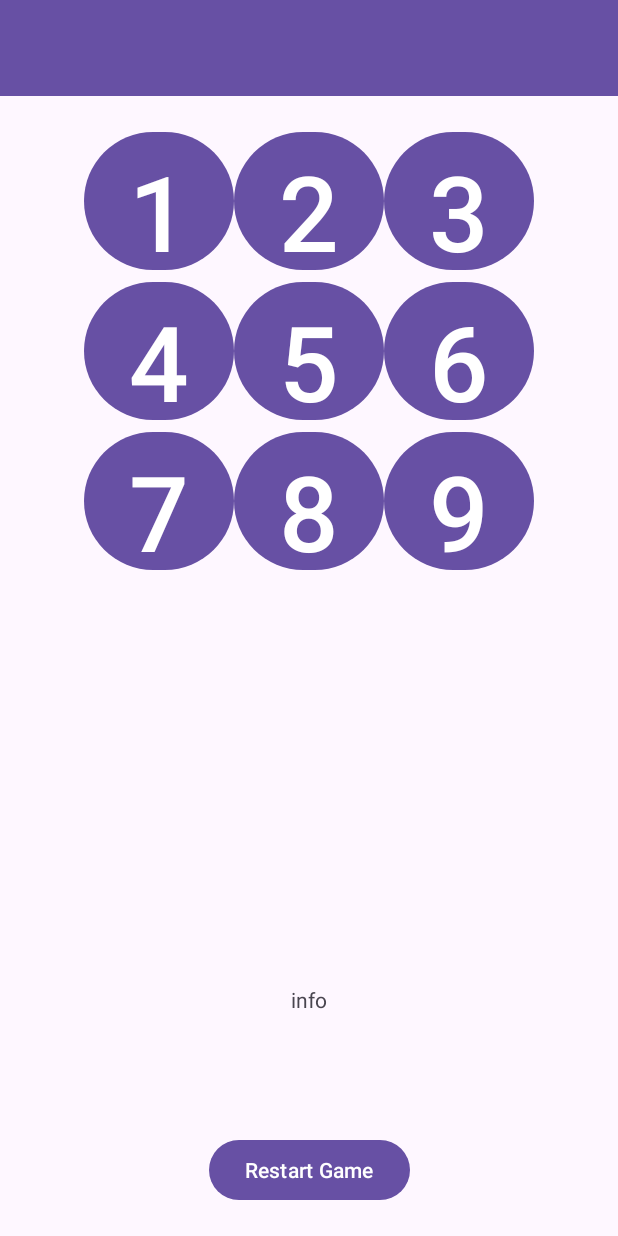
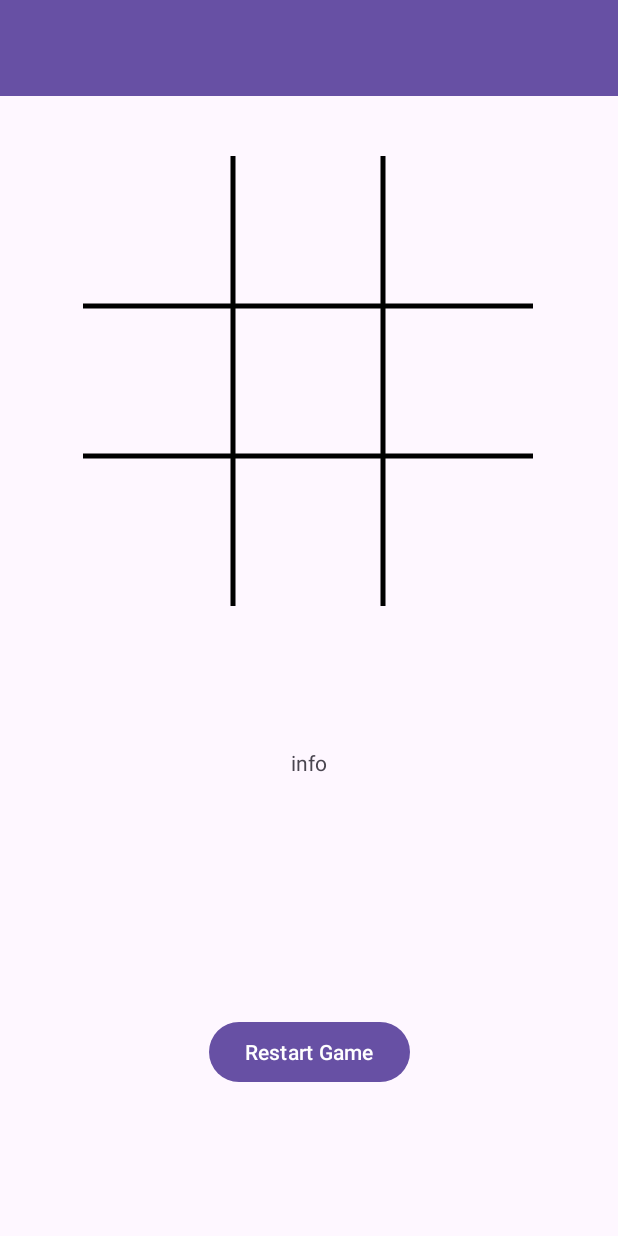
Before and after one commit to kaninoc/reto_2, an Android app: the layout activity_main.xml on its own in the app's theme, with its tools: preview values and no code run, on a phone screen of 412 x 824 dp. Run offline under Robolectric (Android 15) with nearby library versions, the phone set to English and light mode, and no system bars.

Commit message:
add canvas2

```diff
--- a/app/src/main/java/co/edu/unal/tictactoe/BoardView.java
+++ b/app/src/main/java/co/edu/unal/tictactoe/BoardView.java
@@ -44,13 +44,10 @@ public class BoardView extends View {
     public void onDraw(Canvas canvas) {
         super.onDraw(canvas);
         // Establecer el tamaño deseado del Canvas (300x300)
-        int canvasSize = 300;
         float GRID_WIDTH = 5.0f;
-        setMeasuredDimension(canvasSize, canvasSize);
-
         // Determine el ancho y alto del View
-        int boardWidth = canvasSize;
-        int boardHeight = canvasSize;
+        int boardWidth = getWidth();
+        int boardHeight = boardWidth;
 
         // Dibujar las líneas verticales
         int cellWidth = boardWidth / 3;
@@ -60,7 +57,7 @@ public class BoardView extends View {
         canvas.drawLine(cellWidth * 2, 0, cellWidth * 2, boardHeight, mPaint);
 
         // Dibujar las líneas horizontales
-        int cellHeight = boardHeight / 3;
+        int cellHeight = boardWidth / 3;
         canvas.drawLine(0, cellHeight, boardWidth, cellHeight, mPaint);
         canvas.drawLine(0, cellHeight * 2, boardWidth, cellHeight * 2, mPaint);
     }
--- a/app/src/main/res/layout/activity_main.xml
+++ b/app/src/main/res/layout/activity_main.xml
@@ -18,51 +18,15 @@
         app:layout_constraintStart_toStartOf="parent"
         app:layout_constraintEnd_toEndOf="parent" />
 
-    <TableLayout
-        android:id="@+id/play_grid"
-        android:layout_width="0dp"
-        android:layout_height="0dp"
-        android:layout_marginTop="20dp"
-        app:layout_constraintTop_toBottomOf="@id/toolbar"
+    <co.edu.unal.tictactoe.BoardView
+        android:id="@+id/board"
+        android:layout_width="300dp"
+        android:layout_height="300dp"
+        android:layout_marginTop="40dp"
+        app:layout_constraintEnd_toEndOf="parent"
+        app:layout_constraintHorizontal_bias="0.495"
         app:layout_constraintStart_toStartOf="parent"
-        app:layout_constraintEnd_toEndOf="parent"
-        app:layout_constraintBottom_toTopOf="@+id/information"> <!-- Agregado espacio entre TableLayout y TextView -->
-
-        <TableRow android:gravity="center_horizontal">
-            <Button android:id="@+id/one" android:layout_width="100dp"
-            android:layout_height="100dp" android:text="1"
-            android:textSize="70dp" />
-            <Button android:id="@+id/two" android:layout_width="100dp"
-            android:layout_height="100dp" android:text="2"
-            android:textSize="70dp" />
-            <Button android:id="@+id/three" android:layout_width="100dp"
-            android:layout_height="100dp" android:text="3"
-            android:textSize="70dp" />
-        </TableRow>
-        <TableRow android:gravity="center_horizontal">
-            <Button android:id="@+id/four" android:layout_width="100dp"
-            android:layout_height="100dp" android:text="4"
-            android:textSize="70dp" />
-            <Button android:id="@+id/five" android:layout_width="100dp"
-            android:layout_height="100dp" android:text="5"
-            android:textSize="70dp" />
-            <Button android:id="@+id/six" android:layout_width="100dp"
-            android:layout_height="100dp" android:text="6"
-            android:textSize="70dp" />
-        </TableRow>
-        <TableRow android:gravity="center_horizontal">
-            <Button android:id="@+id/seven" android:layout_width="100dp"
-                android:layout_height="100dp" android:text="7"
-                android:textSize="70dp" />
-            <Button android:id="@+id/eight" android:layout_width="100dp"
-                android:layout_height="100dp" android:text="8"
-                android:textSize="70dp" />
-            <Button android:id="@+id/nine" android:layout_width="100dp"
-                android:layout_height="100dp" android:text="9"
-                android:textSize="70dp" />
-        </TableRow>
-
-    </TableLayout>
+        app:layout_constraintTop_toBottomOf="@id/toolbar" />
 
     <TextView
         android:id="@+id/information"
@@ -71,7 +35,7 @@
         android:text="info"
         android:layout_marginTop="16dp"
         android:layout_marginBottom="80dp"
-        app:layout_constraintTop_toBottomOf="@id/play_grid"
+        app:layout_constraintTop_toBottomOf="@id/board"
         app:layout_constraintStart_toStartOf="parent"
         app:layout_constraintEnd_toEndOf="parent"
         app:layout_constraintBottom_toTopOf="@+id/buttonRestart" />
```
